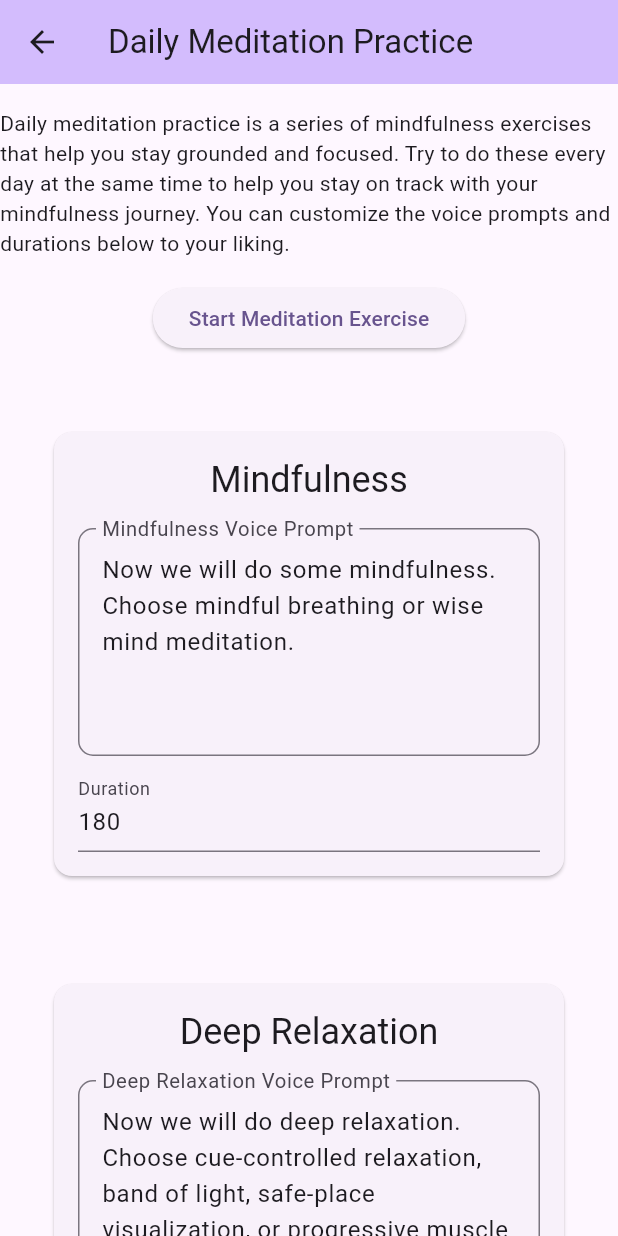
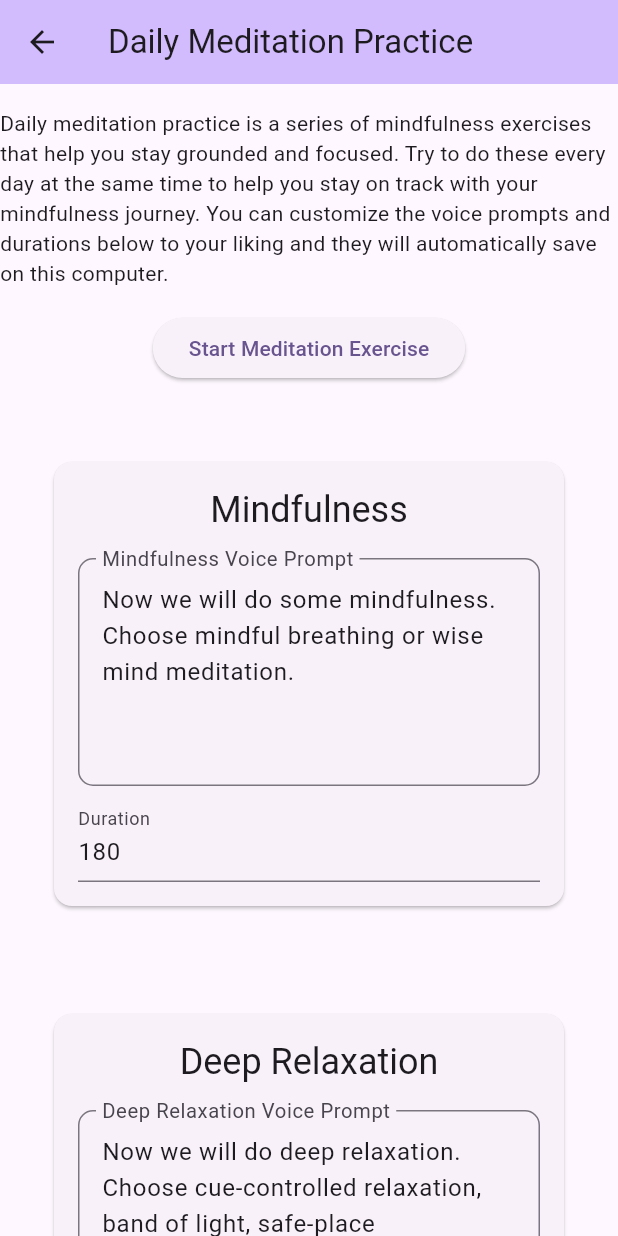
Before and after one commit to Dozer1170/mental_health_help, a Flutter app: the screen it shows after launch, after a tap on "Go to Daily Meditation", on a phone screen of 412 x 824 dp. Run offline on Flutter 3.47's test engine with Material 3 defaults, Android fonts, the phone set to English and light mode, and no system bars; our stand-ins replace flutter_tts, shared_preferences.

Commit message:
Nicer transitions

```diff
--- a/lib/home.dart
+++ b/lib/home.dart
@@ -1,6 +1,7 @@
 import 'package:flutter/material.dart';
 import 'package:mental_health_help/daily_meditation_practice.dart';
 import 'package:mental_health_help/strings.dart';
+import 'package:mental_health_help/transitions.dart';
 
 class Home extends StatelessWidget {
   const Home({super.key});
@@ -10,18 +11,40 @@ class Home extends StatelessWidget {
     return Scaffold(
       appBar: AppBar(
         title: const Text(appName),
+        backgroundColor: Theme.of(context).colorScheme.inversePrimary,
       ),
       body: Center(
-        child: ElevatedButton(
-          onPressed: () {
-            Navigator.push(
-              context,
-              MaterialPageRoute(builder: (context) => const DailyMeditationPractice()),
-            );
-          },
-          child: const Text(goToDailyMeditation),
+        child: Column(
+          mainAxisSize: MainAxisSize.max,
+          mainAxisAlignment: MainAxisAlignment.center,
+          children: [
+            _dailyPracticeButton(context),
+          ],
         ),
       ),
     );
   }
+
+  Widget _dailyPracticeButton(BuildContext context) {
+    return ElevatedButton(
+      onPressed: () => _pushDailyPractice(context),
+      child: const Text(goToDailyMeditation),
+    );
+  }
+
+  void _pushDailyPractice(BuildContext context) {
+    Navigator.of(context).push(
+      PageRouteBuilder(
+        pageBuilder: (context, animation, secondaryAnimation) => const DailyMeditationPractice(),
+        transitionsBuilder: (context, animation, secondaryAnimation, child) {
+          return buildTransition(
+            type: TransitionType.slideUp,
+            animation: animation,
+            curve: Curves.easeInOutCirc,
+            child: child,
+          );
+        },
+      ),
+    );
+  }
 }
--- a/lib/strings.dart
+++ b/lib/strings.dart
@@ -1,6 +1,6 @@
 const String dailyPracticeHeader = 'Daily Meditation Practice';
 const String dailyPracticeDescription =
-    'Daily meditation practice is a series of mindfulness exercises that help you stay grounded and focused. Try to do these every day at the same time to help you stay on track with your mindfulness journey. You can customize the voice prompts and durations below to your liking.';
+    'Daily meditation practice is a series of mindfulness exercises that help you stay grounded and focused. Try to do these every day at the same time to help you stay on track with your mindfulness journey. You can customize the voice prompts and durations below to your liking and they will automatically save on this computer.';
 const String startMeditationExercise = 'Start Meditation Exercise';
 const String stopMeditationExercise = 'Stop Meditation Exercise';
 const String goToDailyMeditation = 'Go to Daily Meditation';
--- /dev/null
+++ b/lib/transitions.dart
@@ -0,0 +1,86 @@
+import 'package:flutter/material.dart';
+
+SlideTransition buildSlideTransition({
+  required Offset begin,
+  required Offset end,
+  required Animation<double> animation,
+  required Widget child,
+  Curve curve = Curves.easeInOut,
+}) {
+  final tween = Tween(begin: begin, end: end).chain(CurveTween(curve: curve));
+  final offsetAnimation = animation.drive(tween);
+
+  return SlideTransition(
+    position: offsetAnimation,
+    child: child,
+  );
+}
+
+Widget buildTransition({
+  required TransitionType type,
+  required Animation<double> animation,
+  required Widget child,
+  Curve curve = Curves.easeInOut,
+}) {
+  switch (type) {
+    case TransitionType.fade:
+      return FadeTransition(
+        opacity: animation,
+        child: child,
+      );
+    case TransitionType.scale:
+      return ScaleTransition(
+        scale: animation,
+        child: child,
+      );
+    case TransitionType.rotate:
+      return RotationTransition(
+        turns: animation,
+        child: child,
+      );
+    case TransitionType.slideUp:
+      return buildSlideTransition(
+        begin: const Offset(0.0, 1.0),
+        end: Offset.zero,
+        animation: animation,
+        child: child,
+        curve: curve,
+      );
+    case TransitionType.slideDown:
+      return buildSlideTransition(
+        begin: const Offset(0.0, -1.0),
+        end: Offset.zero,
+        animation: animation,
+        child: child,
+        curve: curve,
+      );
+    case TransitionType.slideLeft:
+      return buildSlideTransition(
+        begin: const Offset(1.0, 0.0),
+        end: Offset.zero,
+        animation: animation,
+        child: child,
+        curve: curve,
+      );
+    case TransitionType.slideRight:
+      return buildSlideTransition(
+        begin: const Offset(-1.0, 0.0),
+        end: Offset.zero,
+        animation: animation,
+        child: child,
+        curve: curve,
+      );
+    default:
+      throw StateError('Invalid transition type');
+  }
+}
+
+enum TransitionType {
+  fade,
+  scale,
+  rotate,
+  slideUp,
+  slideDown,
+  slideLeft,
+  slideRight,
+}
```
